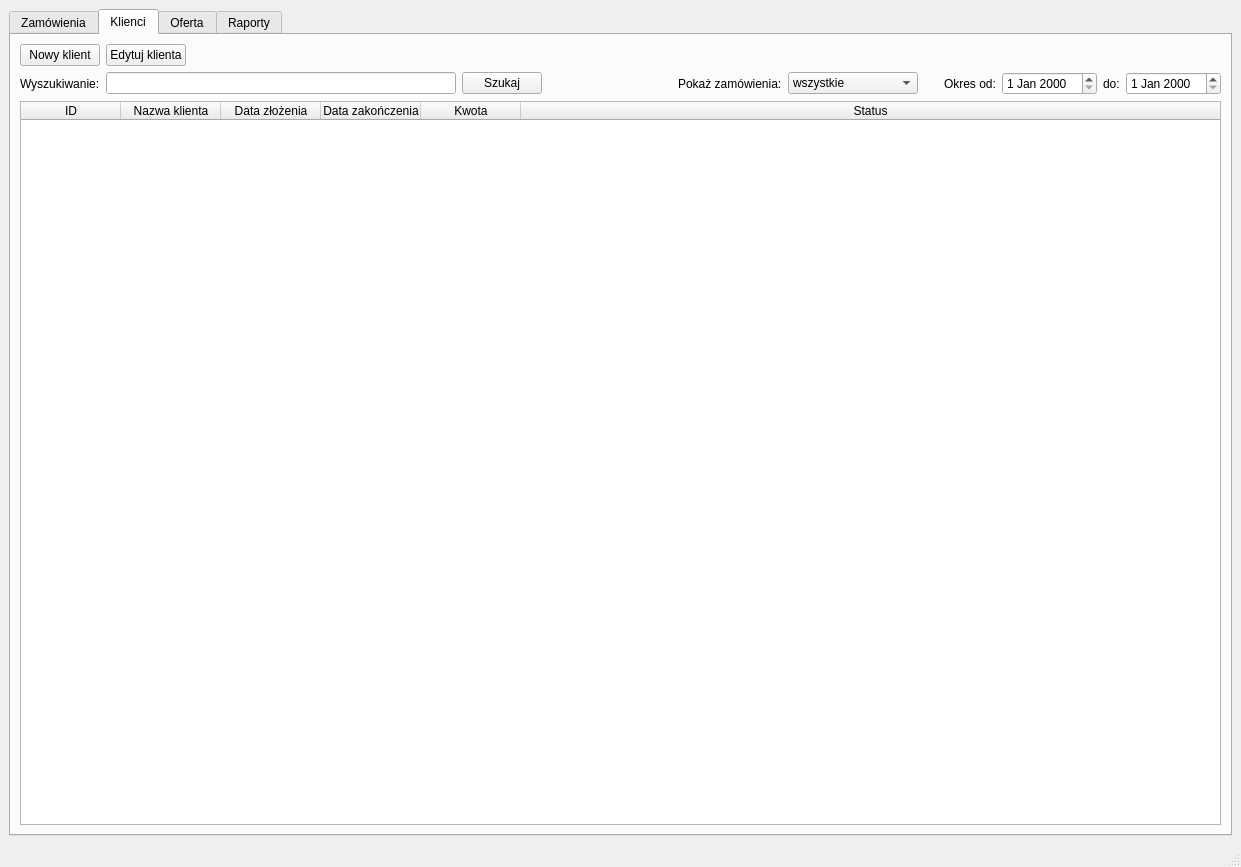
HBuczynski/Fabryka_okien, file app/ui/mainwindow.ui: the form before one commit.
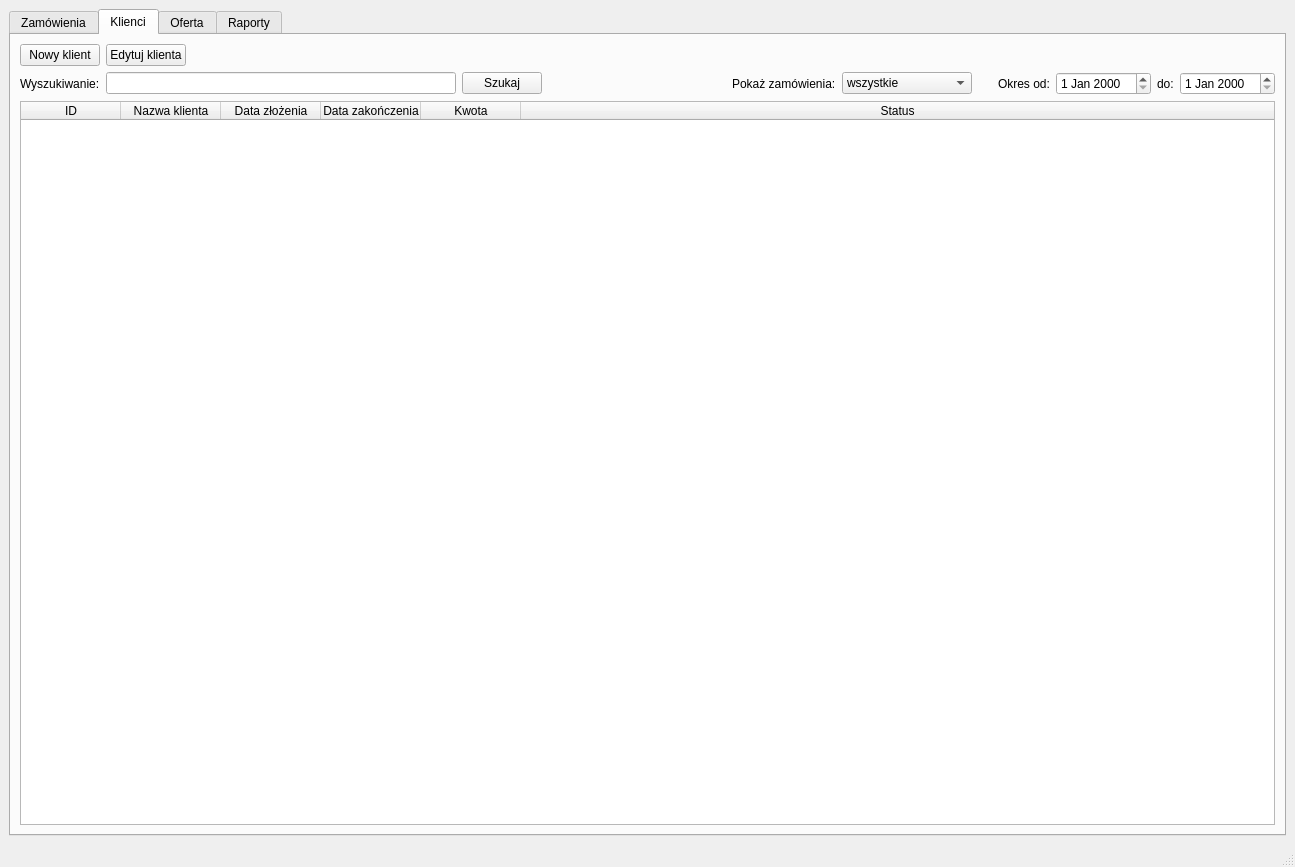
The form after the commit. The open tabs and pages were chosen to show the change.

Commit message: Added new names for widgets and buttons' slots.

What changed in the file:
```diff
--- a/app/ui/mainwindow.ui
+++ b/app/ui/mainwindow.ui
@@ -6,7 +6,7 @@
    <rect>
     <x>0</x>
     <y>0</y>
-    <width>1241</width>
+    <width>1295</width>
     <height>867</height>
    </rect>
   </property>
@@ -304,14 +304,14 @@
             <item>
              <layout class="QHBoxLayout" name="horizontalLayout_5">
               <item>
-               <widget class="QPushButton" name="pushButton_DodajFakture">
+               <widget class="QPushButton" name="clientAddButton">
                 <property name="text">
                  <string>Nowy klient</string>
                 </property>
                </widget>
               </item>
               <item>
-               <widget class="QPushButton" name="pushButton_3">
+               <widget class="QPushButton" name="clientEditButton">
                 <property name="text">
                  <string>Edytuj klienta</string>
                 </property>
@@ -388,7 +388,7 @@
                </widget>
               </item>
               <item>
-               <widget class="QComboBox" name="comboBox">
+               <widget class="QComboBox" name="clientOrdersStatusComboBox">
                 <item>
                  <property name="text">
                   <string>wszystkie</string>
@@ -445,7 +445,7 @@
                </widget>
               </item>
               <item>
-               <widget class="QDateEdit" name="dateEdit"/>
+               <widget class="QDateEdit" name="clientFromDateEdit"/>
               </item>
               <item>
                <widget class="QLabel" name="label_4">
@@ -455,7 +455,7 @@
                </widget>
               </item>
               <item>
-               <widget class="QDateEdit" name="dateEdit_2"/>
+               <widget class="QDateEdit" name="clientToDateEdit"/>
               </item>
              </layout>
             </item>
```
Left out of the diff: 24 changed lines with no effect on the pictures. The commit also changes 1 other file.
